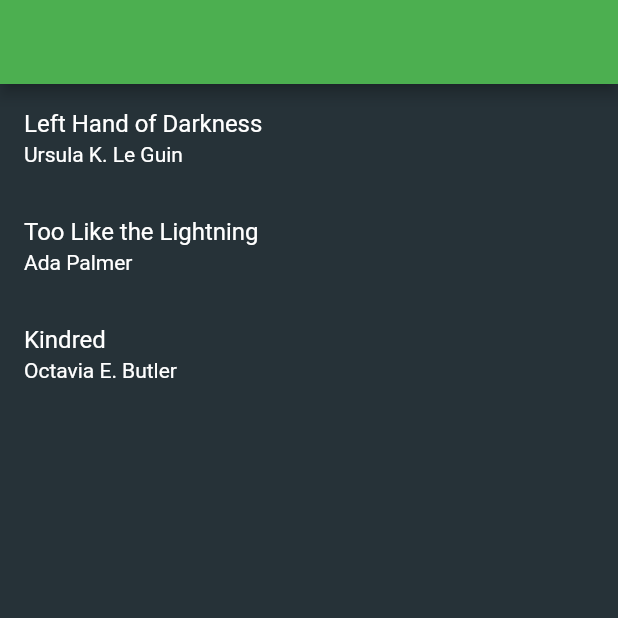
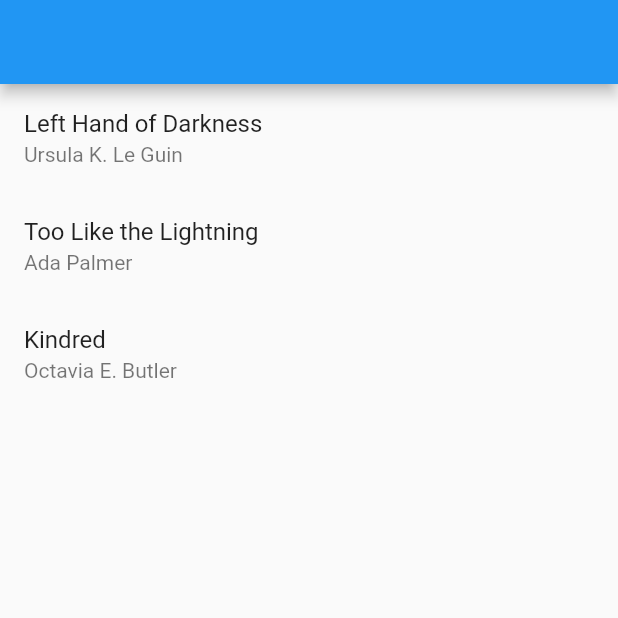
Before and after one commit to bkan36/navigator-2, a Flutter app: the screen it shows after launch, on a phone screen of 412 x 824 dp, the top half of it. Run offline on Flutter 3.47's test engine with Material 2 defaults, Android fonts, the phone set to English and light mode, and no system bars; our stand-ins replace url_strategy.

Commit message:
[Upgrade] flutter version

```diff
--- a/lib/main.dart
+++ b/lib/main.dart
@@ -17,27 +17,6 @@ class BooksApp extends StatelessWidget {
   Widget build(BuildContext context) {
     return MaterialApp.router(
       title: 'Books App',
-      themeMode: ThemeMode.dark,
-      darkTheme: ThemeData(
-          colorScheme: ColorScheme(
-            primary: Colors.green,
-            secondary: Colors.amber[50]!,
-            surface: Colors.blueGrey,
-            background: Colors.blueGrey[900]!,
-            error: Colors.red,
-            onPrimary: Colors.green,
-            onSecondary: Colors.amber[50]!,
-            onSurface: Colors.blueGrey,
-            onBackground: Colors.blueGrey[900]!,
-            onError: Colors.redAccent,
-            brightness: Brightness.light,
-          ),
-          scaffoldBackgroundColor: Colors.blueGrey[900],
-          textTheme: TextTheme(
-            headline6: TextStyle(color: Colors.white),
-            subtitle1: TextStyle(color: Colors.white),
-            caption: TextStyle(color: Colors.white),
-          )),
       routerDelegate: myRouteDelegate,
       routeInformationParser: myRouteInformationParser,
     );
--- a/pubspec.yaml
+++ b/pubspec.yaml
@@ -18,7 +18,9 @@ publish_to: 'none' # Remove this line if you wish to publish to pub.dev
 version: 1.0.0+1
 
 environment:
-  sdk: ">=2.12.0 <3.0.0"
+  sdk: '>=3.1.0 <4.0.0'
+
+
 
 dependencies:
   flutter:
```
